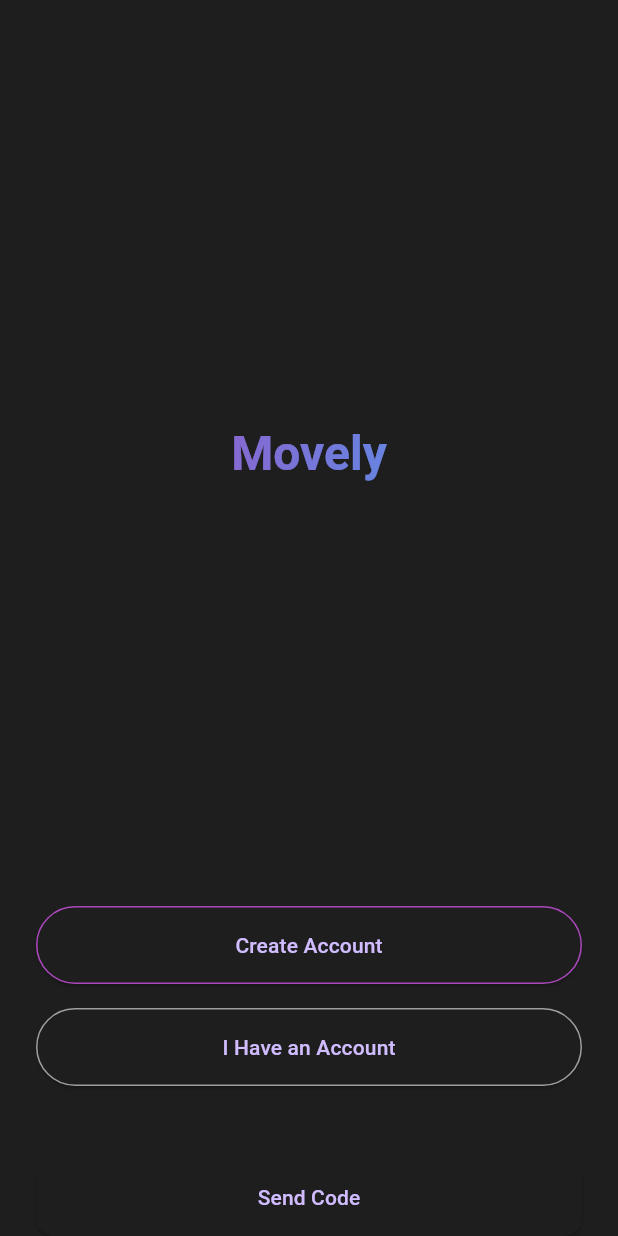
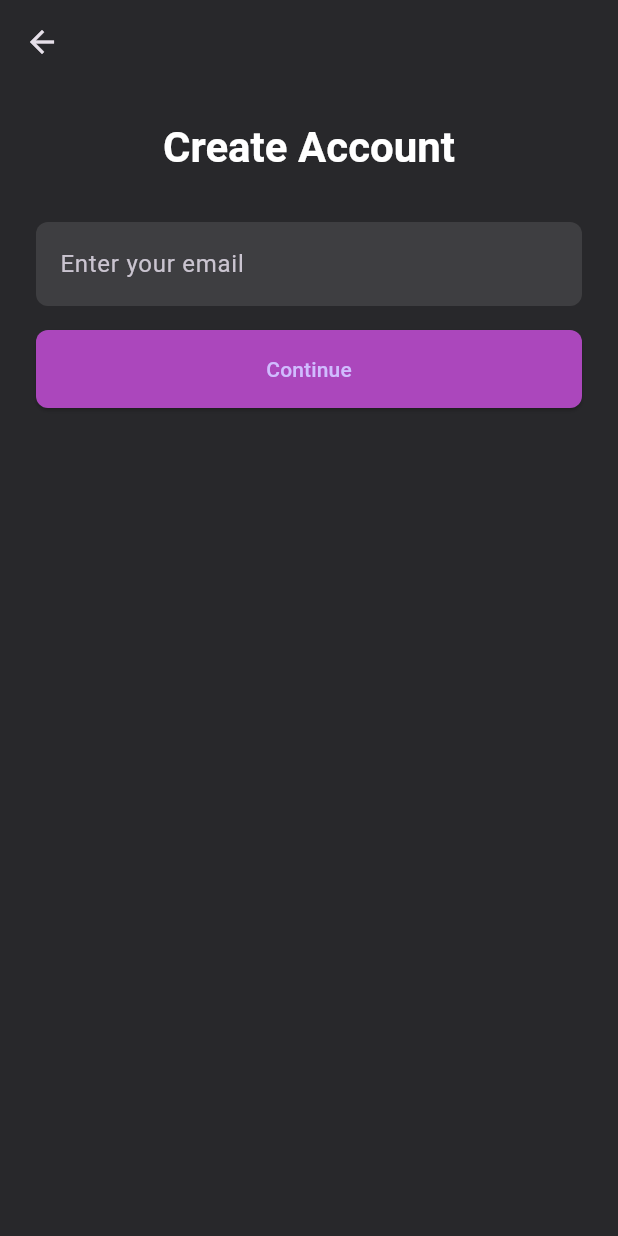
Before and after one commit to Cikle/Movely, a Flutter app: the screen it shows after launch, after a tap on "Create Account", on a phone screen of 412 x 824 dp. Run offline on Flutter 3.47's test engine with Material 3 defaults, Android fonts, the phone set to English and light mode, and no system bars; our stand-ins replace supabase_flutter; accounts and stored records are empty.

Commit message:
feat: Separate login and register screens with updated UI

```diff
--- a/movely/lib/screens/auth_screen.dart
+++ b/movely/lib/screens/auth_screen.dart
@@ -1,7 +1,6 @@
 import 'package:flutter/material.dart';
-import 'package:supabase_flutter/supabase_flutter.dart';
-import 'package:movely/screens/onboarding_screen.dart';
-import 'package:movely/screens/home_screen.dart';
+import 'package:movely/screens/login_screen.dart';
+import 'package:movely/screens/register_screen.dart';
 import 'package:movely/services/activity_service.dart';
 
 class AuthScreen extends StatefulWidget {
@@ -95,7 +94,7 @@ class _AuthScreenState extends State<AuthScreen> {
   Widget build(BuildContext context) {
     return Scaffold(
       body: Container(
-        color: const Color(0xFF1E1E1E),
+        color: const Color(0xFF28282B),
         child: SafeArea(
           child: Padding(
             padding: const EdgeInsets.symmetric(horizontal: 24.0),
@@ -128,17 +127,24 @@ class _AuthScreenState extends State<AuthScreen> {
                       children: [
                         ElevatedButton(
                           onPressed: () {
-                            setState(() {
-                              _isNewAccount = true;
-                            });
-                            _showEmailInput();
+                            Navigator.push(
+                              context,
+                              MaterialPageRoute(
+                                builder: (context) => RegisterScreen(
+                                  activityService: widget.activityService,
+                                ),
+                              ),
+                            );
                           },
                           style: ElevatedButton.styleFrom(
-                            backgroundColor: const Color(0xFF1E1E1E),
+                            backgroundColor: const Color(0xFF28282B),
                             padding: const EdgeInsets.symmetric(vertical: 16),
                             minimumSize: const Size(double.infinity, 50),
                             side: BorderSide(
-                              color: _isNewAccount ? Colors.purple.shade400 : Colors.grey,
+                              color: Colors.purple.shade400,
+                            ),
+                            shape: RoundedRectangleBorder(
+                              borderRadius: BorderRadius.circular(8),
                             ),
                           ),
                           child: const Text('Create Account'),
@@ -146,91 +152,30 @@ class _AuthScreenState extends State<AuthScreen> {
                         const SizedBox(height: 16),
                         ElevatedButton(
                           onPressed: () {
-                            setState(() {
-                              _isNewAccount = false;
-                            });
-                            _showEmailInput();
+                            Navigator.push(
+                              context,
+                              MaterialPageRoute(
+                                builder: (context) => LoginScreen(
+                                  activityService: widget.activityService,
+                                ),
+                              ),
+                            );
                           },
                           style: ElevatedButton.styleFrom(
-                            backgroundColor: const Color(0xFF1E1E1E),
+                            backgroundColor: const Color(0xFF28282B),
                             padding: const EdgeInsets.symmetric(vertical: 16),
                             minimumSize: const Size(double.infinity, 50),
                             side: BorderSide(
-                              color: !_isNewAccount ? Colors.purple.shade400 : Colors.grey,
+                              color: Colors.purple.shade400,
+                            ),
+                            shape: RoundedRectangleBorder(
+                              borderRadius: BorderRadius.circular(8),
                             ),
                           ),
                           child: const Text('I Have an Account'),
                         ),
                       ],
                     ),
-                  ),
-                ] else if (!_showOtpField) ...[
-                  TextField(
-                    controller: _emailController,
-                    decoration: InputDecoration(
-                      hintText: 'Enter your email',
-                      filled: true,
-                      fillColor: Colors.white.withOpacity(0.1),
-                      border: OutlineInputBorder(
-                        borderRadius: BorderRadius.circular(12),
-                        borderSide: BorderSide.none,
-                      ),
-                    ),
-                    style: const TextStyle(color: Colors.white),
-                  ),
-                  const SizedBox(height: 16),
-                  ElevatedButton(
-                    onPressed: _isLoading ? null : _signIn,
-                    style: ElevatedButton.styleFrom(
-                      backgroundColor: const Color(0xFF1E1E1E),
-                      padding: const EdgeInsets.symmetric(vertical: 16),
-                      side: BorderSide(color: Colors.purple.shade400),
-                    ),
-                    child: _isLoading
-                        ? const CircularProgressIndicator()
-                        : const Text('Send Code'),
-                  ),
-                ] else ...[
-                  const SizedBox(height: 16),
-                  TextField(
-                    controller: _otpController,
-                    decoration: InputDecoration(
-                      hintText: 'Enter verification code',
-                      filled: true,
-                      fillColor: Colors.white.withOpacity(0.1),
-                      border: OutlineInputBorder(
-                        borderRadius: BorderRadius.circular(12),
-                        borderSide: BorderSide.none,
-                      ),
-                    ),
-                    style: const TextStyle(color: Colors.white),
-                    keyboardType: TextInputType.number,
-                  ),
-                ],
-                const SizedBox(height: 16),
-                ElevatedButton(
-                  onPressed: _isLoading ? null : _signIn,
-                  child: _isLoading
-                      ? const CircularProgressIndicator()
-                      : Text(_showOtpField ? 'Verify Code' : 'Send Code'),
-                  style: ElevatedButton.styleFrom(
-                    padding: const EdgeInsets.symmetric(vertical: 16),
-                    shape: RoundedRectangleBorder(
-                      borderRadius: BorderRadius.circular(12),
-                    ),
-                    backgroundColor: const Color(0xFF1E1E1E),
-                  ),
-                ),
-                if (_showOtpField) ...[
-                  const SizedBox(height: 8),
-                  TextButton(
-                    onPressed: _isLoading ? null : () {
-                      setState(() {
-                        _showOtpField = false;
-                        _otpController.clear();
-                      });
-                    },
-                    child: const Text('Use different email'),
                   ),
                 ],
               ],
--- /dev/null
+++ b/movely/lib/screens/register_screen.dart
@@ -0,0 +1,180 @@
+import 'package:flutter/material.dart';
+import 'package:supabase_flutter/supabase_flutter.dart';
+import 'package:movely/services/activity_service.dart';
+
+class RegisterScreen extends StatefulWidget {
+  final ActivityService activityService;
+
+  const RegisterScreen({Key? key, required this.activityService}) : super(key: key);
+
+  @override
+  _RegisterScreenState createState() => _RegisterScreenState();
+}
+
+class _RegisterScreenState extends State<RegisterScreen> {
+  final _emailController = TextEditingController();
+  final _otpController = TextEditingController();
+  bool _isLoading = false;
+  bool _showOtpField = false;
+
+  @override
+  void dispose() {
+    _emailController.dispose();
+    _otpController.dispose();
+    super.dispose();
+  }
+
+  Future<void> _register() async {
+    if (_showOtpField) {
+      await _verifyOtp();
+    } else {
+      await _requestOtp();
+    }
+  }
+
+  Future<void> _requestOtp() async {
+    setState(() {
+      _isLoading = true;
+    });
+
+    try {
+      await Supabase.instance.client.auth.signInWithOtp(
+        email: _emailController.text,
+      );
+      setState(() {
+        _showOtpField = true;
+      });
+      ScaffoldMessenger.of(context).showSnackBar(
+        const SnackBar(content: Text('Check your email for the verification code!')),
+      );
+    } catch (error) {
+      ScaffoldMessenger.of(context).showSnackBar(
+        SnackBar(content: Text('Error: ${error.toString()}')),
+      );
+    } finally {
+      setState(() {
+        _isLoading = false;
+      });
+    }
+  }
+
+  Future<void> _verifyOtp() async {
+    setState(() {
+      _isLoading = true;
+    });
+
+    try {
+      await Supabase.instance.client.auth.verifyOTP(
+        email: _emailController.text,
+        token: _otpController.text,
+        type: OtpType.magiclink,
+      );
+    } catch (error) {
+      ScaffoldMessenger.of(context).showSnackBar(
+        SnackBar(content: Text('Error: ${error.toString()}')),
+      );
+    } finally {
+      setState(() {
+        _isLoading = false;
+      });
+    }
+  }
+
+  @override
+  Widget build(BuildContext context) {
+    return Scaffold(
+      backgroundColor: const Color(0xFF28282B),
+      appBar: AppBar(
+        backgroundColor: Colors.transparent,
+        elevation: 0,
+      ),
+      body: SafeArea(
+        child: Padding(
+          padding: const EdgeInsets.all(24.0),
+          child: Column(
+            crossAxisAlignment: CrossAxisAlignment.stretch,
+            children: [
+              Text(
+                'Create Account',
+                style: Theme.of(context).textTheme.headlineMedium?.copyWith(
+                  color: Colors.white,
+                  fontWeight: FontWeight.bold,
+                ),
+                textAlign: TextAlign.center,
+              ),
+              const SizedBox(height: 32),
+              if (!_showOtpField) ...[
+                TextField(
+                  controller: _emailController,
+                  decoration: InputDecoration(
+                    hintText: 'Enter your email',
+                    filled: true,
+                    fillColor: Colors.white.withOpacity(0.1),
+                    border: OutlineInputBorder(
+                      borderRadius: BorderRadius.circular(8),
+                      borderSide: BorderSide.none,
+                    ),
+                  ),
+                  style: const TextStyle(color: Colors.white),
+                ),
+                const SizedBox(height: 16),
+                ElevatedButton(
+                  onPressed: _isLoading ? null : _register,
+                  style: ElevatedButton.styleFrom(
+                    backgroundColor: Colors.purple.shade400,
+                    padding: const EdgeInsets.symmetric(vertical: 16),
+                    shape: RoundedRectangleBorder(
+                      borderRadius: BorderRadius.circular(8),
+                    ),
+                  ),
+                  child: _isLoading
+                      ? const CircularProgressIndicator()
+                      : const Text('Continue'),
+                ),
+              ] else ...[
+                TextField(
+                  controller: _otpController,
+                  decoration: InputDecoration(
+                    hintText: 'Enter verification code',
+                    filled: true,
+                    fillColor: Colors.white.withOpacity(0.1),
+                    border: OutlineInputBorder(
+                      borderRadius: BorderRadius.circular(8),
+                      borderSide: BorderSide.none,
+                    ),
+                  ),
+                  style: const TextStyle(color: Colors.white),
+                  keyboardType: TextInputType.number,
+                ),
+                const SizedBox(height: 16),
+                ElevatedButton(
+                  onPressed: _isLoading ? null : _register,
+                  style: ElevatedButton.styleFrom(
+                    backgroundColor: Colors.purple.shade400,
+                    padding: const EdgeInsets.symmetric(vertical: 16),
+                    shape: RoundedRectangleBorder(
+                      borderRadius: BorderRadius.circular(8),
+                    ),
+                  ),
+                  child: _isLoading
+                      ? const CircularProgressIndicator()
+                      : const Text('Verify Code'),
+                ),
+                const SizedBox(height: 8),
+                TextButton(
+                  onPressed: _isLoading ? null : () {
+                    setState(() {
+                      _showOtpField = false;
+                      _otpController.clear();
+                    });
+                  },
+                  child: const Text('Use different email'),
+                ),
+              ],
+            ],
+          ),
+        ),
+      ),
+    );
+  }
+}
```
Also changed, not shown: movely/lib/screens/login_screen.dart (added, +180 -0 lines).
